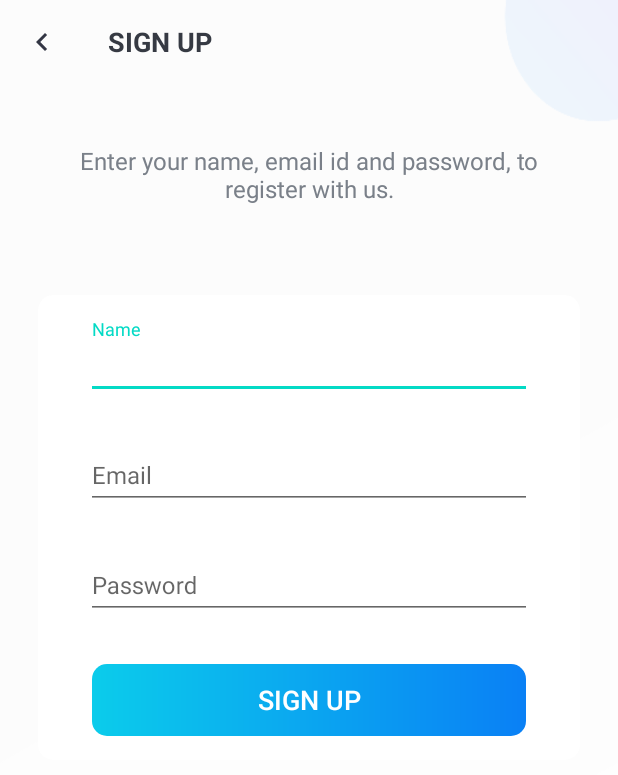
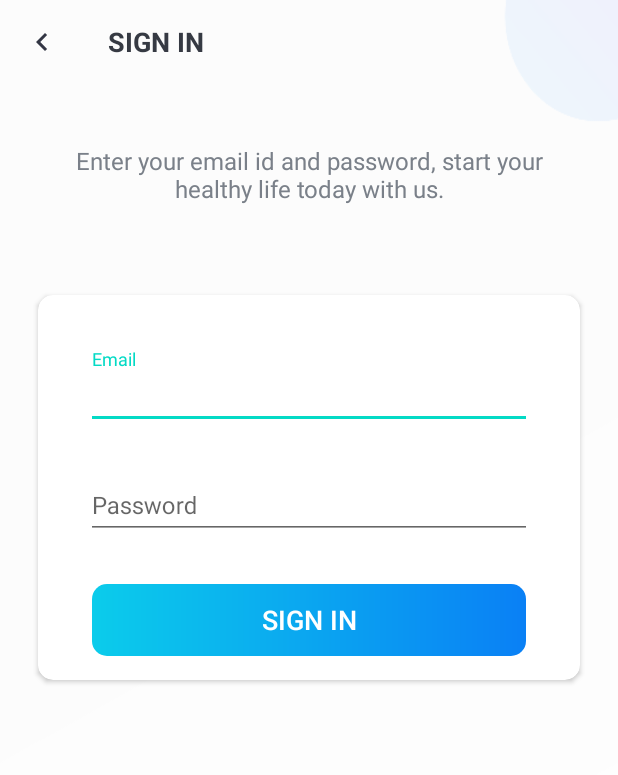
Before and after one commit to brucewu1996/Google_DSC_food168, an Android app: the IntroActivity screen opened directly, with no data from a screen before it, after a tap on "SIGN IN", on a phone screen of 412 x 824 dp. Shown: the top 775 px of the screen. Run offline under Robolectric (Android 15) with nearby library versions, the phone set to English and light mode, and no system bars; Roboto replaces fonts that are not available here.

Commit message:
Fix: sign in page

```diff
--- a/app/build.gradle
+++ b/app/build.gradle
@@ -29,9 +29,9 @@ android {
     kotlinOptions {
         jvmTarget = '1.8'
     }
-    buildFeatures {
-        viewBinding true
-    }
+//    buildFeatures {
+//        viewBinding true
+//    }
 }
 
 dependencies {
--- a/app/src/main/AndroidManifest.xml
+++ b/app/src/main/AndroidManifest.xml
@@ -13,7 +13,7 @@
         android:supportsRtl="true"
         android:theme="@style/AppTheme">
 
-        <!--1. Splash Activity-->
+        <!-- 1. Splash Activity -->
         <activity
             android:name=".SplashActivity"
             android:screenOrientation="portrait"
@@ -24,17 +24,23 @@
                 <category android:name="android.intent.category.LAUNCHER" />
             </intent-filter>
         </activity>
-
-        <!--2. Intro Activity-->
+        <!-- 2. Intro Activity -->
         <activity
             android:name=".IntroActivity"
             android:screenOrientation="portrait"
             android:theme="@style/AppTheme.NoActionBar" />
 
-        <!--3. Sign Up Activity-->
-        <activity android:name=".SignUpActivity"
+        <!-- 3. Sign Up Activity -->
+        <activity
+            android:name=".SignUpActivity"
             android:screenOrientation="portrait"
-            android:theme="@style/AppTheme.NoActionBar"/>
+            android:theme="@style/AppTheme.NoActionBar" />
+
+        <!-- 3. Sign In Activity -->
+        <activity
+            android:name=".SignInActivity"
+            android:screenOrientation="portrait"
+            android:theme="@style/AppTheme.NoActionBar" />
 
         <provider
             android:name="androidx.core.content.FileProvider"
--- a/app/src/main/java/com/example/androidcamera/IntroActivity.kt
+++ b/app/src/main/java/com/example/androidcamera/IntroActivity.kt
@@ -17,6 +17,10 @@ class IntroActivity : AppCompatActivity() {
         )
 
         btn_sign_in_intro.setOnClickListener {
+            startActivity(Intent(this, SignInActivity::class.java))
+        }
+
+        btn_sign_up_intro.setOnClickListener {
             startActivity(Intent(this, SignUpActivity::class.java))
         }
     }
--- /dev/null
+++ b/app/src/main/java/com/example/androidcamera/SignInActivity.kt
@@ -0,0 +1,33 @@
+package com.example.androidcamera
+
+import androidx.appcompat.app.AppCompatActivity
+import android.os.Bundle
+import android.view.WindowManager
+import kotlinx.android.synthetic.main.activity_sign_in.*
+import kotlinx.android.synthetic.main.activity_sign_up.*
+
+class SignInActivity : AppCompatActivity() {
+    override fun onCreate(savedInstanceState: Bundle?) {
+        super.onCreate(savedInstanceState)
+        setContentView(R.layout.activity_sign_in)
+
+        window.setFlags(
+            WindowManager.LayoutParams.FLAG_FULLSCREEN,
+            WindowManager.LayoutParams.FLAG_FULLSCREEN
+        )
+        setupActionBar()
+    }
+
+    private fun setupActionBar() {
+
+        setSupportActionBar(toolbar_sign_in_activity)
+
+        val actionBar = supportActionBar
+        if (actionBar != null) {
+            actionBar.setDisplayHomeAsUpEnabled(true)
+            actionBar.setHomeAsUpIndicator(R.drawable.ic_black_color_back_24dp)
+        }
+
+        toolbar_sign_in_activity.setNavigationOnClickListener { onBackPressed() }
+    }
+}
--- /dev/null
+++ b/app/src/main/res/layout/activity_sign_in.xml
@@ -0,0 +1,112 @@
+<?xml version="1.0" encoding="utf-8"?>
+<!--The values for the drawable items, dimen, string and color values are added in their respective folders and files.-->
+<LinearLayout xmlns:android="http://schemas.android.com/apk/res/android"
+    xmlns:app="http://schemas.android.com/apk/res-auto"
+    xmlns:tools="http://schemas.android.com/tools"
+    android:layout_width="match_parent"
+    android:layout_height="match_parent"
+    android:background="@drawable/intro_background"
+    android:orientation="vertical"
+    tools:context=".SignInActivity">
+
+    <androidx.appcompat.widget.Toolbar
+        android:id="@+id/toolbar_sign_in_activity"
+        android:layout_width="match_parent"
+        android:layout_height="?attr/actionBarSize">
+
+        <TextView
+            android:id="@+id/tv_title"
+            android:layout_width="match_parent"
+            android:layout_height="match_parent"
+            android:gravity="center_vertical"
+            android:text="@string/sign_in"
+            android:textColor="@color/primary_text_color"
+            android:textSize="@dimen/toolbar_title_text_size"
+            android:textStyle="bold" />
+
+    </androidx.appcompat.widget.Toolbar>
+
+    <LinearLayout
+        android:layout_width="match_parent"
+        android:layout_height="match_parent"
+        android:layout_gravity="center"
+        android:layout_marginTop="@dimen/authentication_screen_content_marginTop"
+        android:orientation="vertical">
+
+        <TextView
+            android:layout_width="match_parent"
+            android:layout_height="wrap_content"
+            android:layout_marginStart="@dimen/authentication_screen_marginStartEnd"
+            android:layout_marginEnd="@dimen/authentication_screen_marginStartEnd"
+            android:gravity="center"
+            android:text="@string/sign_in_description_text"
+            android:textColor="@color/secondary_text_color"
+            android:textSize="@dimen/authentication_description_text_size" />
+
+        <androidx.cardview.widget.CardView
+            android:layout_width="match_parent"
+            android:layout_height="wrap_content"
+            android:layout_marginStart="@dimen/authentication_screen_marginStartEnd"
+            android:layout_marginTop="@dimen/authentication_screen_card_view_marginTop"
+            android:layout_marginEnd="@dimen/authentication_screen_marginStartEnd"
+            android:elevation="@dimen/card_view_elevation"
+            app:cardCornerRadius="@dimen/card_view_corner_radius">
+
+            <LinearLayout
+                android:layout_width="match_parent"
+                android:layout_height="wrap_content"
+                android:orientation="vertical"
+                android:padding="@dimen/card_view_layout_content_padding">
+
+                <com.google.android.material.textfield.TextInputLayout
+                    android:layout_width="match_parent"
+                    android:layout_height="wrap_content"
+                    android:layout_marginStart="@dimen/authentication_screen_til_marginStartEnd"
+                    android:layout_marginTop="@dimen/authentication_screen_til_marginTop"
+                    android:layout_marginEnd="@dimen/authentication_screen_til_marginStartEnd">
+
+                    <androidx.appcompat.widget.AppCompatEditText
+                        android:id="@+id/et_email"
+                        android:layout_width="match_parent"
+                        android:layout_height="wrap_content"
+                        android:hint="@string/email"
+                        android:inputType="textEmailAddress"
+                        android:textSize="@dimen/et_text_size" />
+                </com.google.android.material.textfield.TextInputLayout>
+
+                <com.google.android.material.textfield.TextInputLayout
+                    android:layout_width="match_parent"
+                    android:layout_height="wrap_content"
+                    android:layout_marginStart="@dimen/authentication_screen_til_marginStartEnd"
+                    android:layout_marginTop="@dimen/authentication_screen_til_marginTop"
+                    android:layout_marginEnd="@dimen/authentication_screen_til_marginStartEnd">
+
+                    <androidx.appcompat.widget.AppCompatEditText
+                        android:id="@+id/et_password"
+                        android:layout_width="match_parent"
+                        android:layout_height="wrap_content"
+                        android:hint="@string/password"
+                        android:inputType="textPassword"
+                        android:textSize="16sp" />
+                </com.google.android.material.textfield.TextInputLayout>
+
+                <android.widget.Button
+                    android:id="@+id/btn_sign_up"
+                    android:layout_width="match_parent"
+                    android:layout_height="wrap_content"
+                    android:layout_gravity="center"
+                    android:layout_marginStart="@dimen/btn_marginStartEnd"
+                    android:layout_marginTop="@dimen/sign_up_screen_btn_marginTop"
+                    android:layout_marginEnd="@dimen/btn_marginStartEnd"
+                    android:background="@drawable/shape_button_rounded"
+                    android:foreground="?attr/selectableItemBackground"
+                    android:gravity="center"
+                    android:paddingTop="@dimen/btn_paddingTopBottom"
+                    android:paddingBottom="@dimen/btn_paddingTopBottom"
+                    android:text="@string/sign_in"
+                    android:textColor="@android:color/white"
+                    android:textSize="@dimen/btn_text_size" />
+            </LinearLayout>
+        </androidx.cardview.widget.CardView>
+    </LinearLayout>
+</LinearLayout>
--- a/app/src/main/res/values/strings.xml
+++ b/app/src/main/res/values/strings.xml
@@ -13,4 +13,8 @@
     <string name="name">Name</string>
     <string name="password">Password</string>
     <string name="email">Email</string>
+
+    <!--sign in page-->
+    <string name="sign_in_description_text">Enter your email id and password, start your healthy life today with us.</string>
+
 </resources>
```
